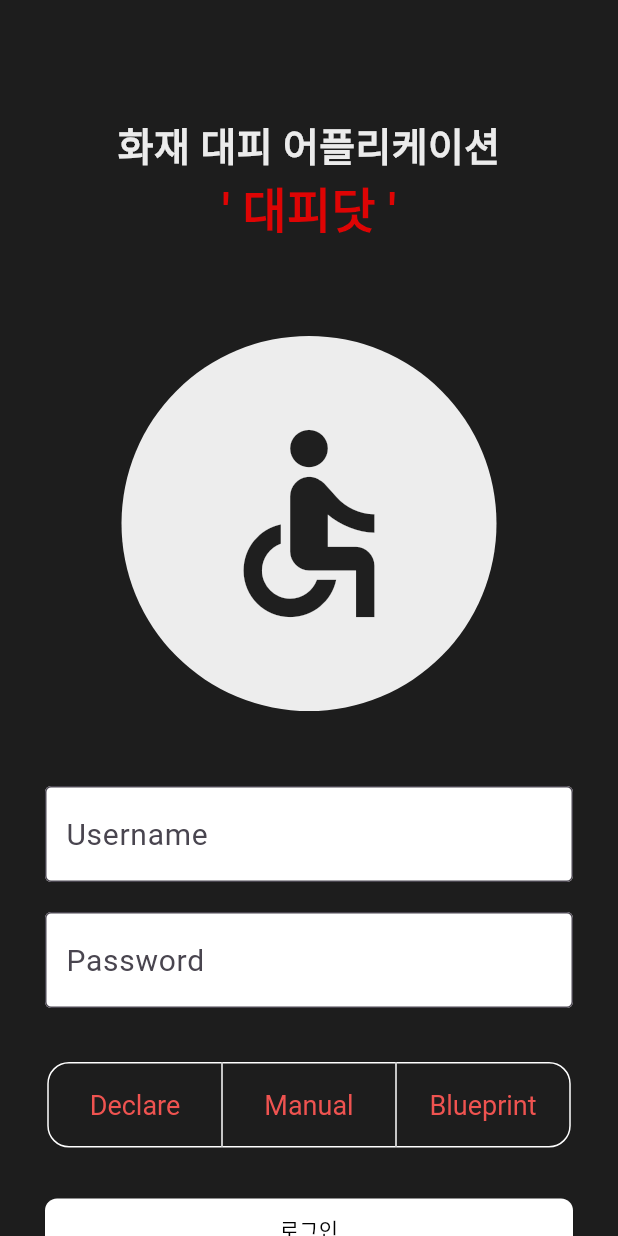
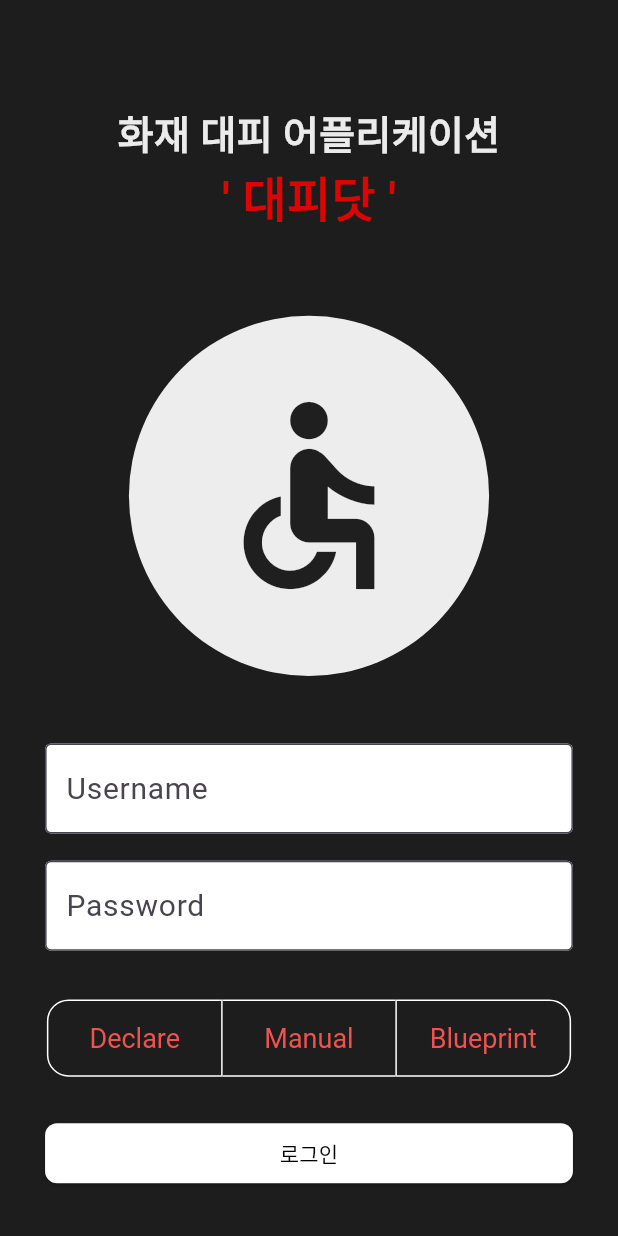
Before and after one commit to Fire-Evacuation-Aplication-for-Disabled/main, a Flutter app: the screen it shows after launch, on a phone screen of 412 x 824 dp. Run offline on Flutter 3.47's test engine with Material 3 defaults, Android fonts, the light colour scheme and no system bars.

Commit message:
Feat : 반응형 화면 비율 설정

```diff
--- a/lib/Screens/login.dart
+++ b/lib/Screens/login.dart
@@ -40,6 +40,9 @@ class _LoginScreenState extends State<LoginScreen> {
 
   @override
   Widget build(BuildContext context) {
+
+    final Size size = MediaQuery.of(context).size;
+
     return MaterialApp(
       home: Scaffold(
         backgroundColor: const Color.fromARGB(226, 0, 0, 0),
@@ -47,11 +50,11 @@ class _LoginScreenState extends State<LoginScreen> {
         // 스크롤 활성화 -> 키보드 overflow 개선 위함
         body: SingleChildScrollView(
           child: Padding(
-            padding: const EdgeInsets.only(
-              left: 30,
-              right: 30,
-              top: 77,
-              bottom: 40,
+            padding: EdgeInsets.only(
+              left: size.width * 0.07292,
+              right: size.width * 0.07292,
+              top: size.height * 0.08422,
+              bottom: size.height * 0.04375,
             ),
             child: Column(
               children: [
@@ -78,8 +81,8 @@ class _LoginScreenState extends State<LoginScreen> {
                     ),
                   ),
                 ),
-                const SizedBox(
-                  height: 60,
+                SizedBox(
+                  height: size.height * 0.06563,
                 ),
 
                 // 아이콘
@@ -89,17 +92,17 @@ class _LoginScreenState extends State<LoginScreen> {
                       shape: BoxShape.circle,
                       color: Color.fromARGB(235, 255, 255, 255),
                     ),
-                    child: const Padding(
-                      padding: EdgeInsets.all(50.0),
-                      child: Icon(
+                    child: Padding(
+                      padding: EdgeInsets.symmetric(horizontal: size.width * 0.12153, vertical: size.height * 0.05469),
+                      child: const Icon(
                         Icons.accessible,
                         size: 150,
                       ),
                     ),
                   ),
                 ),
-                const SizedBox(
-                  height: 50,
+                SizedBox(
+                  height: size.height * 0.054688
                 ),
 
                 // id 입력 받는 inputBox
@@ -107,18 +110,18 @@ class _LoginScreenState extends State<LoginScreen> {
                   children: [
                     Expanded(
                       child: TextField(
-                        decoration: const InputDecoration(
+                        decoration: InputDecoration(
                           labelText: 'Username',
-                          labelStyle: TextStyle(
+                          labelStyle: const TextStyle(
                             fontSize: 20,
                             fontWeight: FontWeight.w400,
                           ),
                           floatingLabelBehavior: FloatingLabelBehavior.never,
                           filled: true,
                           fillColor: Colors.white,
-                          border: OutlineInputBorder(),
+                          border: const OutlineInputBorder(),
                           contentPadding: EdgeInsets.symmetric(
-                              vertical: 20, horizontal: 10),
+                              vertical: size.height * 0.02188, horizontal: size.width * 0.02431),
                         ),
                         keyboardType: TextInputType.text,
                         controller: idController,
@@ -126,8 +129,8 @@ class _LoginScreenState extends State<LoginScreen> {
                     ),
                   ],
                 ),
-                const SizedBox(
-                  height: 20,
+                SizedBox(
+                  height: size.height * 0.02188,
                 ),
 
                 // pw 입력 받는 inputBox
@@ -135,18 +138,18 @@ class _LoginScreenState extends State<LoginScreen> {
                   children: [
                     Expanded(
                       child: TextField(
-                        decoration: const InputDecoration(
+                        decoration: InputDecoration(
                           labelText: 'Password',
-                          labelStyle: TextStyle(
+                          labelStyle: const TextStyle(
                             fontSize: 20,
                             fontWeight: FontWeight.w400,
                           ),
                           floatingLabelBehavior: FloatingLabelBehavior.never,
                           filled: true,
                           fillColor: Colors.white,
-                          border: OutlineInputBorder(),
+                          border: const OutlineInputBorder(),
                           contentPadding: EdgeInsets.symmetric(
-                              vertical: 20, horizontal: 10),
+                              vertical: size.height * 0.02188, horizontal: size.width * 0.02431),
                         ),
                         keyboardType: TextInputType.text,
                         controller: pwController,
@@ -155,8 +158,8 @@ class _LoginScreenState extends State<LoginScreen> {
                     ),
                   ],
                 ),
-                const SizedBox(
-                  height: 36,
+                SizedBox(
+                  height: size.height * 0.03938,
                 ),
 
                 // 장애 유형 선택 버튼
@@ -185,9 +188,9 @@ class _LoginScreenState extends State<LoginScreen> {
                         selectedColor: Colors.white,
                         fillColor: const Color.fromARGB(139, 255, 67, 67),
                         color: Colors.red[400],
-                        constraints: const BoxConstraints(
-                          minHeight: 55.0,
-                          minWidth: 115.0,
+                        constraints: BoxConstraints(
+                          minHeight: size.height * 0.06015,
+                          minWidth: size.width * 0.27951,
                         ),
                         isSelected: _selectedDisableType,
                         children: disableType,
@@ -196,8 +199,8 @@ class _LoginScreenState extends State<LoginScreen> {
                   ),
                 ),
 
-                const SizedBox(
-                  height: 30,
+                SizedBox(
+                  height: size.height * 0.03281,
                 ),
 
                 // 로그인 버튼 추후 pushAndRemoveUntil로 변경?
```
